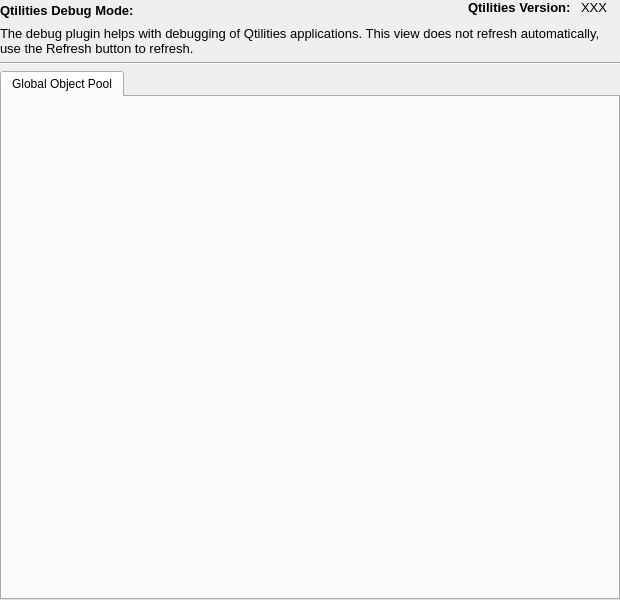
Above: src/Plugins/DebugPlugin/source/DebugWidget.ui from JPNaude/Qtilities before the change. Below: the same form after it.
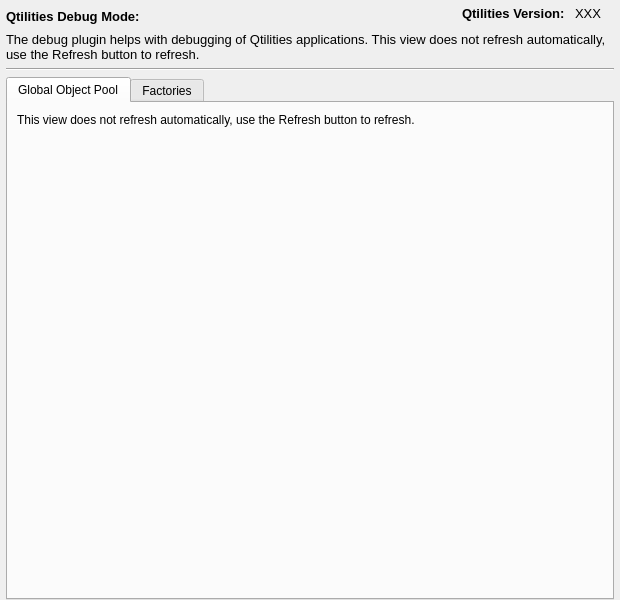
That is the form after the change.

The edit to the form file:
```diff
--- a/src/Plugins/DebugPlugin/source/DebugWidget.ui
+++ b/src/Plugins/DebugPlugin/source/DebugWidget.ui
@@ -14,11 +14,17 @@
    <string>MainWindow</string>
   </property>
   <widget class="QWidget" name="centralwidget">
-   <layout class="QVBoxLayout" name="verticalLayout">
-    <property name="spacing">
+   <layout class="QVBoxLayout" name="verticalLayout_2">
+    <property name="leftMargin">
      <number>6</number>
     </property>
-    <property name="margin">
+    <property name="topMargin">
+     <number>6</number>
+    </property>
+    <property name="rightMargin">
+     <number>6</number>
+    </property>
+    <property name="bottomMargin">
      <number>0</number>
     </property>
     <item>
@@ -135,15 +141,60 @@
        <attribute name="title">
         <string>Global Object Pool</string>
        </attribute>
-       <layout class="QVBoxLayout" name="verticalLayout_4">
-        <property name="margin">
-         <number>0</number>
-        </property>
+       <layout class="QVBoxLayout" name="verticalLayout">
+        <item>
+         <widget class="QLabel" name="label_6">
+          <property name="sizePolicy">
+           <sizepolicy hsizetype="Preferred" vsizetype="Preferred">
+            <horstretch>0</horstretch>
+            <verstretch>0</verstretch>
+           </sizepolicy>
+          </property>
+          <property name="minimumSize">
+           <size>
+            <width>0</width>
+            <height>15</height>
+           </size>
+          </property>
+          <property name="maximumSize">
+           <size>
+            <width>16777215</width>
+            <height>15</height>
+           </size>
+          </property>
+          <property name="text">
+           <string>This view does not refresh automatically, use the Refresh button to refresh.</string>
+          </property>
+         </widget>
+        </item>
         <item>
          <widget class="QWidget" name="widgetObjectPoolHolder" native="true"/>
         </item>
        </layout>
       </widget>
+      <widget class="QWidget" name="tabFactories">
+       <attribute name="title">
+        <string>Factories</string>
+       </attribute>
+       <layout class="QGridLayout" name="gridLayout">
+        <item row="0" column="0" colspan="2">
+         <widget class="QLabel" name="label_4">
+          <property name="text">
+           <string>This page provides an overview of all the factories registered in the object manager as well as the registered tags in each factory. </string>
+          </property>
+          <property name="wordWrap">
+           <bool>true</bool>
+          </property>
+         </widget>
+        </item>
+        <item row="1" column="0">
+         <widget class="QListWidget" name="listFactories"/>
+        </item>
+        <item row="1" column="1">
+         <widget class="QListWidget" name="listFactoryTags"/>
+        </item>
+       </layout>
+      </widget>
      </widget>
     </item>
    </layout>
```
Left out of the diff: 2 changed lines with no effect on the pictures.
